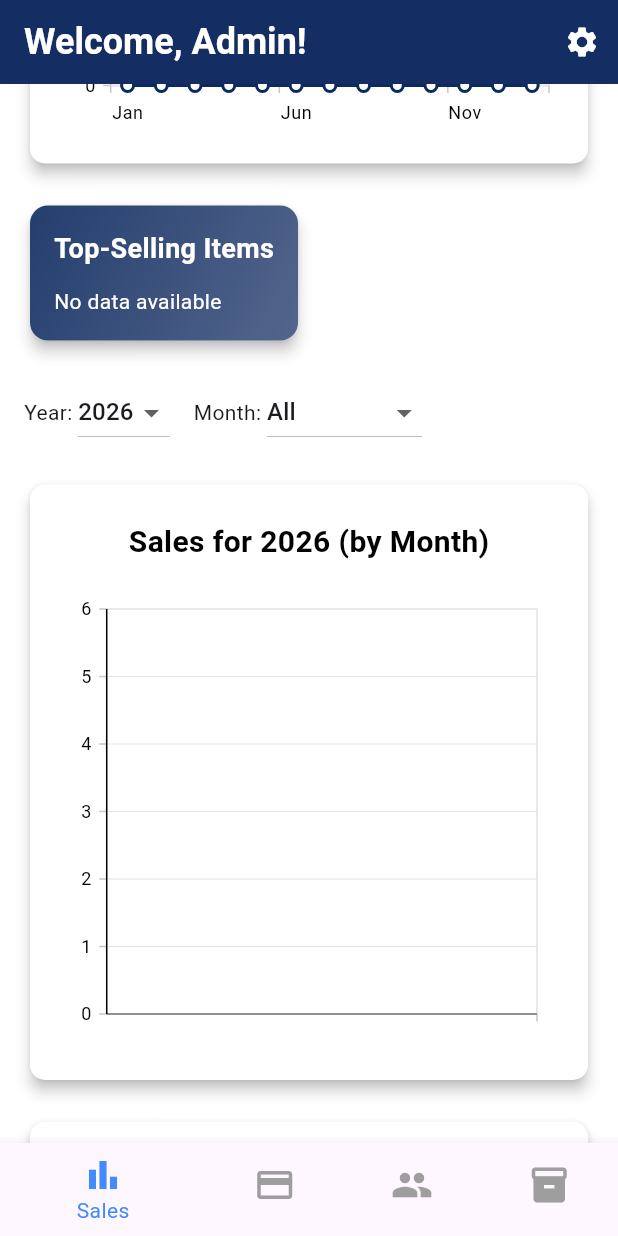
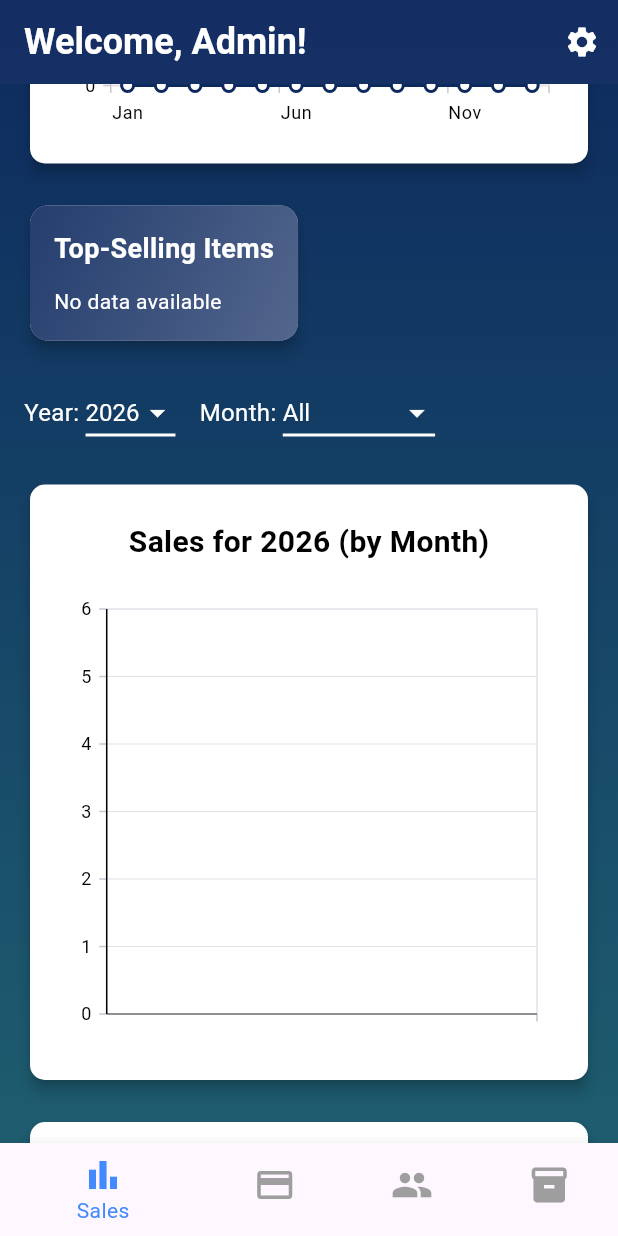
Before and after one commit to Ruoneee/vendomed_flutter, a Flutter app: the DashboardScreen screen opened directly, scrolled down 576 dp, on a phone screen of 412 x 824 dp. Run offline on Flutter 3.47's test engine with Material 3 defaults, Android fonts, the light colour scheme and no system bars; our stand-ins replace confetti, lottie, printing, shared_preferences, sqflite, syncfusion_flutter_charts; missing offline and left inert: usb_serial; accounts and stored records are empty; statements that could not run were skipped.

Commit message:
updating stocks 2.2

```diff
--- a/lib/dashboard.dart
+++ b/lib/dashboard.dart
@@ -529,6 +529,7 @@ class _DashboardScreenState extends State<DashboardScreen> {
     );
   }
 
+// ---------------------- FILTER ROW ----------------------
   Widget _buildFiltersRow() {
     return SingleChildScrollView(
       scrollDirection: Axis.horizontal,
@@ -550,28 +551,34 @@ class _DashboardScreenState extends State<DashboardScreen> {
     );
   }
 
+// ---------------------- YEAR ----------------------
   Widget _buildYearDropdown() {
-    final currentYear = DateTime
-        .now()
-        .year;
-    final years = List.generate(5, (index) => currentYear - 2 + index);
+    final currentYear = DateTime.now().year;
+    final years = List.generate(5, (i) => currentYear - 2 + i);
+
     return Row(
       mainAxisSize: MainAxisSize.min,
       children: [
-        const Text("Year: "),
+        const Text(
+          "Year: ",
+          style: TextStyle(color: Colors.white, fontSize: 16),
+        ),
         DropdownButton<int>(
           value: _selectedYear,
-          items: years
-              .map((year) =>
-              DropdownMenuItem<int>(
-                value: year,
-                child: Text("$year"),
-              ))
-              .toList(),
-          onChanged: (value) {
-            if (value == null) return;
+          dropdownColor: brandColor,
+          iconEnabledColor: Colors.white,
+          underline: Container(height: 2, color: Colors.white),
+          style: const TextStyle(color: Colors.white, fontSize: 16),
+          items: years.map((year) {
+            return DropdownMenuItem<int>(
+              value: year,
+              child: Text(year.toString(), style: const TextStyle(color: Colors.white)),
+            );
+          }).toList(),
+          onChanged: (val) {
+            if (val == null) return;
             setState(() {
-              _selectedYear = value;
+              _selectedYear = val;
               _selectedMonth = null;
               _selectedWeek = null;
               _selectedDay = null;
@@ -583,29 +590,35 @@ class _DashboardScreenState extends State<DashboardScreen> {
     );
   }
 
+// ---------------------- MONTH ----------------------
   Widget _buildMonthDropdown() {
-    final months = [null, 1, 2, 3, 4, 5, 6, 7, 8, 9, 10, 11, 12];
+    final months = [null, for (var m = 1; m <= 12; m++) m];
+
     return Row(
       mainAxisSize: MainAxisSize.min,
       children: [
-        const Text("Month: "),
+        const Text(
+          "Month: ",
+          style: TextStyle(color: Colors.white, fontSize: 16),
+        ),
         DropdownButton<int?>(
           value: _selectedMonth,
+          dropdownColor: brandColor,
+          iconEnabledColor: Colors.white,
+          underline: Container(height: 2, color: Colors.white),
+          style: const TextStyle(color: Colors.white, fontSize: 16),
           items: months.map((m) {
-            if (m == null) {
-              return const DropdownMenuItem<int?>(
-                value: null,
-                child: Text("All"),
-              );
-            }
             return DropdownMenuItem<int?>(
               value: m,
-              child: Text(_monthName(m)),
+              child: Text(
+                m == null ? "All" : _monthName(m),
+                style: const TextStyle(color: Colors.white),
+              ),
             );
           }).toList(),
-          onChanged: (value) {
+          onChanged: (val) {
             setState(() {
-              _selectedMonth = value;
+              _selectedMonth = val;
               _selectedWeek = null;
               _selectedDay = null;
             });
@@ -616,29 +629,35 @@ class _DashboardScreenState extends State<DashboardScreen> {
     );
   }
 
+// ---------------------- WEEK ----------------------
   Widget _buildWeekDropdown() {
     final weeks = [null, 1, 2, 3, 4, 5];
+
     return Row(
       mainAxisSize: MainAxisSize.min,
       children: [
-        const Text("Week: "),
+        const Text(
+          "Week: ",
+          style: TextStyle(color: Colors.white, fontSize: 16),
+        ),
         DropdownButton<int?>(
           value: _selectedWeek,
+          dropdownColor: brandColor,
+          iconEnabledColor: Colors.white,
+          underline: Container(height: 2, color: Colors.white),
+          style: const TextStyle(color: Colors.white, fontSize: 16),
           items: weeks.map((w) {
-            if (w == null) {
-              return const DropdownMenuItem<int?>(
-                value: null,
-                child: Text("All"),
-              );
-            }
             return DropdownMenuItem<int?>(
               value: w,
-              child: Text("Week $w"),
+              child: Text(
+                w == null ? "All" : "Week $w",
+                style: const TextStyle(color: Colors.white),
+              ),
             );
           }).toList(),
-          onChanged: (value) {
+          onChanged: (val) {
             setState(() {
-              _selectedWeek = value;
+              _selectedWeek = val;
               _selectedDay = null;
             });
             _updateChartData();
@@ -648,33 +667,36 @@ class _DashboardScreenState extends State<DashboardScreen> {
     );
   }
 
+// ---------------------- DAY ----------------------
   Widget _buildDayDropdown() {
     final daysInMonth = _daysInMonth(_selectedYear, _selectedMonth!);
-    final days = <int?>[null];
-    for (int i = 1; i <= daysInMonth; i++) {
-      days.add(i);
-    }
+    final days = <int?>[null, for (var i = 1; i <= daysInMonth; i++) i];
+
     return Row(
       mainAxisSize: MainAxisSize.min,
       children: [
-        const Text("Day: "),
+        const Text(
+          "Day: ",
+          style: TextStyle(color: Colors.white, fontSize: 16),
+        ),
         DropdownButton<int?>(
           value: _selectedDay,
+          dropdownColor: brandColor,
+          iconEnabledColor: Colors.white,
+          underline: Container(height: 2, color: Colors.white),
+          style: const TextStyle(color: Colors.white, fontSize: 16),
           items: days.map((d) {
-            if (d == null) {
-              return const DropdownMenuItem<int?>(
-                value: null,
-                child: Text("All"),
-              );
-            }
             return DropdownMenuItem<int?>(
               value: d,
-              child: Text("$d"),
+              child: Text(
+                d == null ? "All" : d.toString(),
+                style: const TextStyle(color: Colors.white),
+              ),
             );
           }).toList(),
-          onChanged: (value) {
+          onChanged: (val) {
             setState(() {
-              _selectedDay = value;
+              _selectedDay = val;
             });
             _updateChartData();
           },
@@ -1241,15 +1263,24 @@ class _DashboardScreenState extends State<DashboardScreen> {
   @override
   Widget build(BuildContext context) {
     return Scaffold(
-      backgroundColor: _isDarkMode ? Colors.black : Colors.white,
+      // make the Scaffold itself transparent
+      backgroundColor: Colors.transparent,
+      // allow the AppBar to float over the gradient (optional)
+      extendBodyBehindAppBar: true,
+
       appBar: AppBar(
         automaticallyImplyLeading: false,
         title: const Text(
           "Welcome, Admin!",
           style: TextStyle(
-              fontSize: 24, fontWeight: FontWeight.bold, color: Colors.white),
-        ),
-        backgroundColor: brandColor,
+            fontSize: 24,
+            fontWeight: FontWeight.bold,
+            color: Colors.white,
+          ),
+        ),
+        // make AppBar transparent so the gradient shows through
+        backgroundColor: Colors.transparent,
+        elevation: 0,
         actions: [
           IconButton(
             icon: const Icon(Icons.settings, color: Colors.white),
@@ -1257,26 +1288,23 @@ class _DashboardScreenState extends State<DashboardScreen> {
           ),
         ],
       ),
-      bottomNavigationBar: BottomNavigationBar(
-        currentIndex: _selectedTabIndex,
-        onTap: _onTabSelected,
-        selectedItemColor: Colors.blueAccent,
-        unselectedItemColor: Colors.grey,
-        iconSize: 28,
-        selectedFontSize: 14,
-        unselectedFontSize: 12,
-        items: const [
-          BottomNavigationBarItem(icon: Icon(Icons.bar_chart), label: "Sales"),
-          BottomNavigationBarItem(icon: Icon(Icons.payment), label: "Payments"),
-          BottomNavigationBarItem(icon: Icon(Icons.people), label: "Users"),
-          BottomNavigationBarItem(
-              icon: Icon(Icons.inventory), label: "Inventory"),
-        ],
-      ),
-      body: SafeArea(
-        child: SingleChildScrollView(
-          child: Padding(
-            padding: const EdgeInsets.symmetric(horizontal: 16.0, vertical: 10),
+
+      // wrap the body in your branded gradient
+      body: Container(
+        decoration: const BoxDecoration(
+          gradient: LinearGradient(
+            colors: [
+              Color(0xFF0D2A5E), // Start color
+              Color(0xFF1E5D6F), // End color
+            ],
+            begin: Alignment.topCenter,
+            end: Alignment.bottomCenter,
+          ),
+        ),
+        child: SafeArea(
+          child: SingleChildScrollView(
+            padding:
+            const EdgeInsets.symmetric(horizontal: 16.0, vertical: 10),
             child: Column(
               crossAxisAlignment: CrossAxisAlignment.start,
               children: [
@@ -1298,8 +1326,29 @@ class _DashboardScreenState extends State<DashboardScreen> {
           ),
         ),
       ),
-    );
-  }
+
+      bottomNavigationBar: BottomNavigationBar(
+        currentIndex: _selectedTabIndex,
+        onTap: _onTabSelected,
+        selectedItemColor: Colors.blueAccent,
+        unselectedItemColor: Colors.grey,
+        iconSize: 28,
+        selectedFontSize: 14,
+        unselectedFontSize: 12,
+        items: const [
+          BottomNavigationBarItem(
+              icon: Icon(Icons.bar_chart), label: "Sales"),
+          BottomNavigationBarItem(
+              icon: Icon(Icons.payment), label: "Payments"),
+          BottomNavigationBarItem(
+              icon: Icon(Icons.people), label: "Users"),
+          BottomNavigationBarItem(
+              icon: Icon(Icons.inventory), label: "Inventory"),
+        ],
+      ),
+    );
+  }
+
 
   Widget _buildBalanceCard() {
     return Card(
--- a/pubspec.yaml
+++ b/pubspec.yaml
@@ -53,4 +53,7 @@ flutter:
     - assets/animations/rfida.json
     - assets/images/angelo.png
     - assets/images/rustan.png
+    - assets/images/jm.png
+    - assets/images/mai.png
+    - assets/images/russel.png
   uses-material-design: true
```
